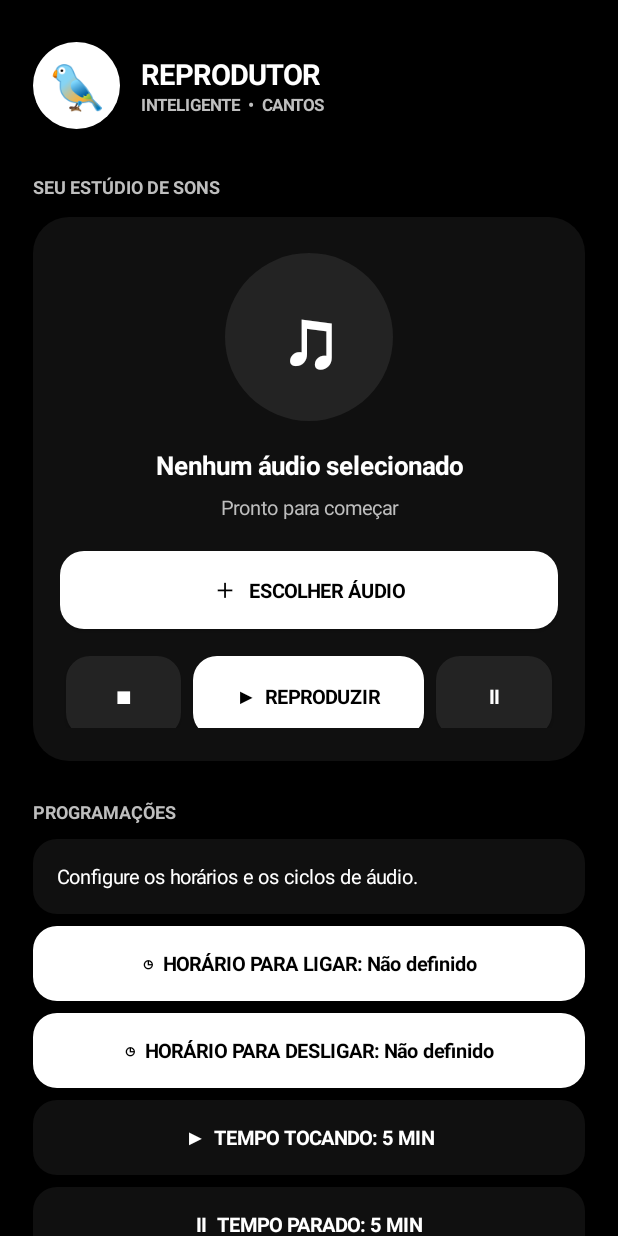
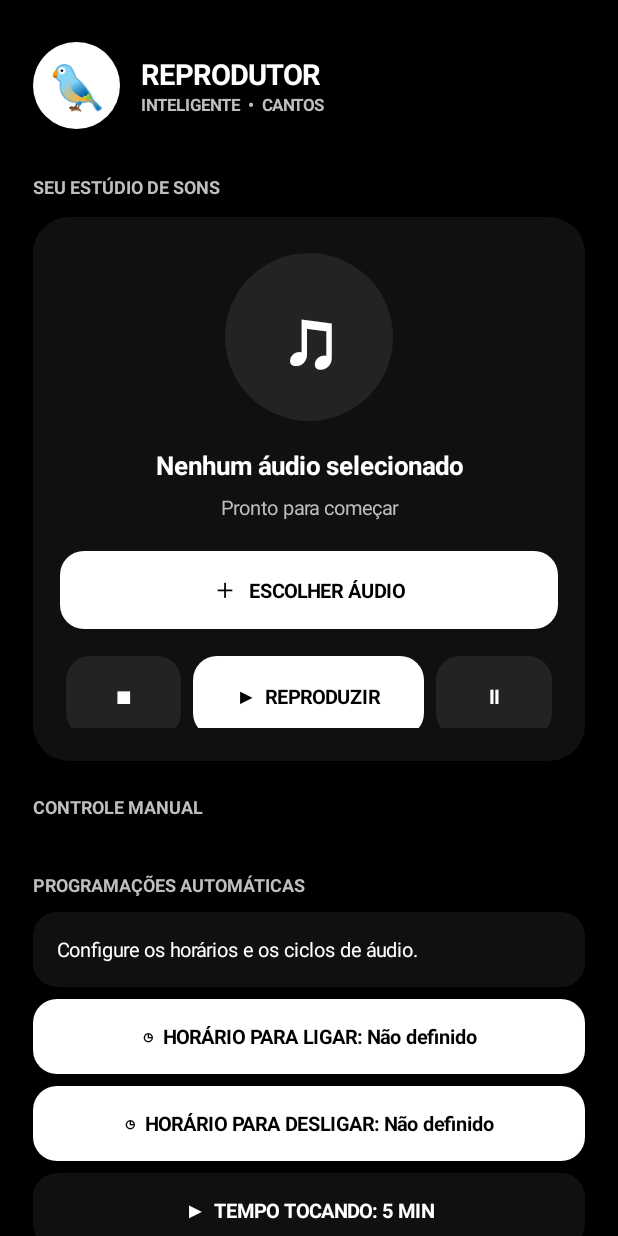
Before and after one commit to marvesanttos-dotcom/reprodutor-inteligente, an Android app: the screen it shows after launch (MainActivity), on a phone screen of 412 x 824 dp. Run offline under Robolectric (Android 15) with nearby library versions, the phone set to English and light mode, and no system bars.

Commit message:
Separar controles manual e automático e exibir AM PM

```diff
--- a/app/src/main/java/com/reprodutor/inteligente/MainActivity.java
+++ b/app/src/main/java/com/reprodutor/inteligente/MainActivity.java
@@ -145,7 +145,10 @@ public class MainActivity extends Activity {
         playerCard.addView(controls);
         page.addView(playerCard);
 
-        TextView scheduleTitle = label("PROGRAMAÇÕES", 12, MUTED, true);
+        TextView manualTitle = label("CONTROLE MANUAL", 12, MUTED, true);
+        manualTitle.setPadding(0, dp(22), 0, dp(10));
+        page.addView(manualTitle);
+        TextView scheduleTitle = label("PROGRAMAÇÕES AUTOMÁTICAS", 12, MUTED, true);
         scheduleTitle.setPadding(0, dp(25), 0, dp(10));
         page.addView(scheduleTitle);
         TextView scheduleInfo = label("Configure os horários e os ciclos de áudio.", 13, WHITE, false);
@@ -154,9 +157,9 @@ public class MainActivity extends Activity {
         page.addView(scheduleInfo);
 
         SharedPreferences prefs = getSharedPreferences("programacao", MODE_PRIVATE);
-        configButtons[0] = makeButton("◷  HORÁRIO PARA LIGAR: " + prefs.getString("inicio", "Não definido"), WHITE, BG,
+        configButtons[0] = makeButton("◷  HORÁRIO PARA LIGAR: " + displayAmPm(prefs.getString("inicio", "Não definido")), WHITE, BG,
                 v -> chooseTime("inicio", "Horário para ligar", configButtons[0]));
-        configButtons[1] = makeButton("◷  HORÁRIO PARA DESLIGAR: " + prefs.getString("fim", "Não definido"), WHITE, BG,
+        configButtons[1] = makeButton("◷  HORÁRIO PARA DESLIGAR: " + displayAmPm(prefs.getString("fim", "Não definido")), WHITE, BG,
                 v -> chooseTime("fim", "Horário para desligar", configButtons[1]));
         configButtons[2] = makeButton("▶  TEMPO TOCANDO: " + prefs.getInt("tocando", 5) + " MIN", PANEL, WHITE,
                 v -> chooseMinutes("tocando", "Tempo tocando (minutos)", configButtons[2]));
@@ -168,6 +171,9 @@ public class MainActivity extends Activity {
             configParams.topMargin = dp(8);
             page.addView(b, configParams);
         }
+        TextView autoTitle = label("CONTROLE AUTOMÁTICO", 12, MUTED, true);
+        autoTitle.setPadding(0, dp(22), 0, dp(4));
+        page.addView(autoTitle);
         cycleButton = makeButton("▶  INICIAR CICLO AUTOMÁTICO", WHITE, BG, v -> toggleCycle());
         LinearLayout.LayoutParams cycleParams = new LinearLayout.LayoutParams(
                 LinearLayout.LayoutParams.MATCH_PARENT, dp(56));
@@ -181,6 +187,19 @@ public class MainActivity extends Activity {
         setContentView(scroll);
     }
 
+    private String displayAmPm(String value) {
+        if (value == null || value.equals("Não definido")) return value;
+        try {
+            String[] parts = value.split(":");
+            int hour = Integer.parseInt(parts[0]);
+            int minute = Integer.parseInt(parts[1]);
+            String suffix = hour < 12 ? "AM" : "PM";
+            int hour12 = hour % 12;
+            if (hour12 == 0) hour12 = 12;
+            return String.format(Locale.US, "%02d:%02d %s", hour12, minute, suffix);
+        } catch (Exception e) { return value; }
+    }
+
     private void chooseTime(String key, String title, Button target) {
         SharedPreferences prefs = getSharedPreferences("programacao", MODE_PRIVATE);
         String current = prefs.getString(key, "08:00");
@@ -192,8 +211,8 @@ public class MainActivity extends Activity {
             String value = String.format(Locale.getDefault(), "%02d:%02d", h, m);
             prefs.edit().putString(key, value).apply();
             String prefix = key.equals("inicio") ? "◷  HORÁRIO PARA LIGAR: " : "◷  HORÁRIO PARA DESLIGAR: ";
-            target.setText(prefix + value);
-        }, hour, minute, true).show();
+            target.setText(prefix + displayAmPm(value));
+        }, hour, minute, false).show();
     }
 
     private void chooseMinutes(String key, String title, Button target) {
@@ -327,6 +346,10 @@ public class MainActivity extends Activity {
     }
 
     private void playAudio() {
+        if (cycleActive) {
+            stopCycle();
+            status.setText("Modo manual");
+        }
         if (player == null) {
             Toast.makeText(this, "Escolha um áudio primeiro", Toast.LENGTH_SHORT).show();
             return;
@@ -336,6 +359,10 @@ public class MainActivity extends Activity {
     }
 
     private void pauseAudio() {
+        if (cycleActive) {
+            stopCycle();
+            status.setText("Modo manual");
+        }
         if (player != null && player.isPlaying()) {
             player.pause();
             status.setText("Áudio pausado");
```
